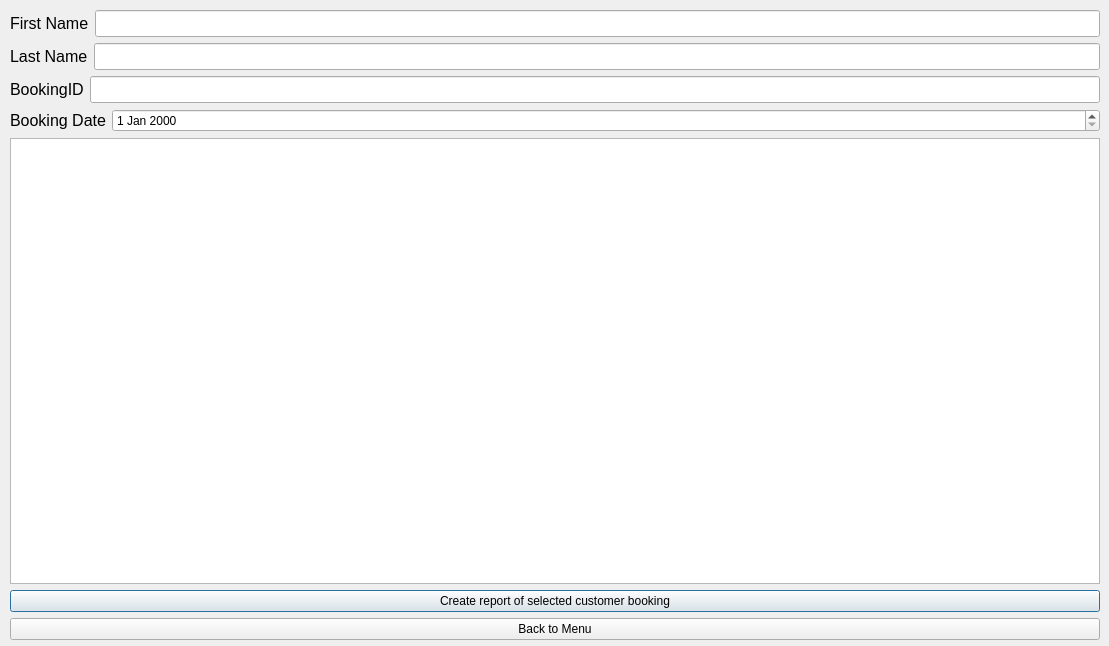
The window that ui_design_files/bookings.ui (Karelak/Ticket-Booking-System) describes before a commit, drawn with Qt 5.
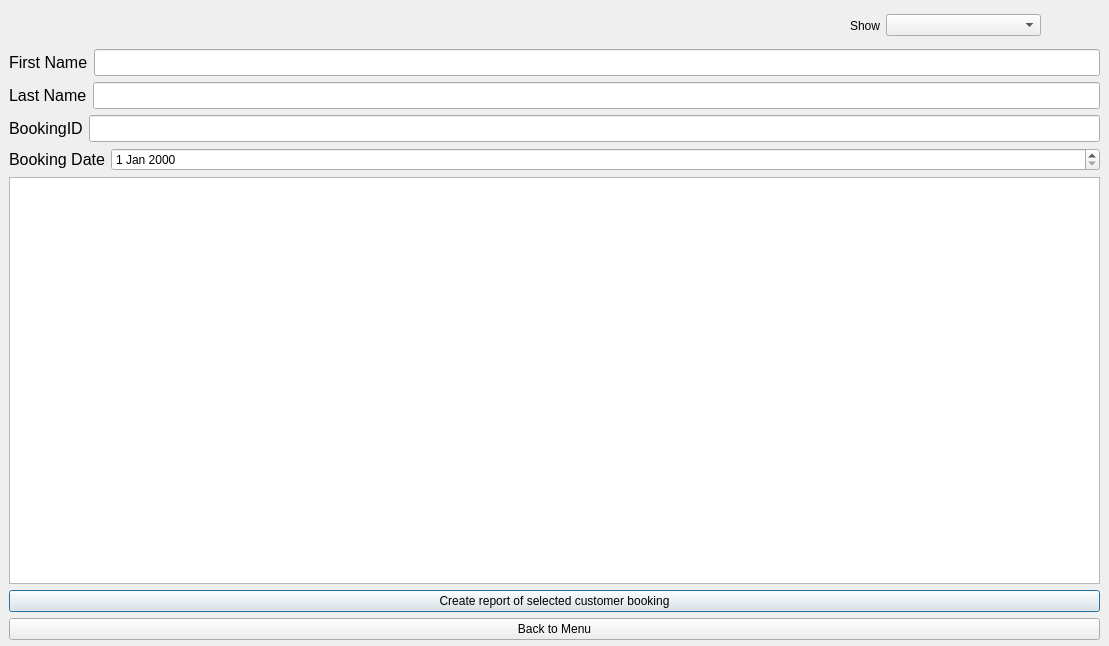
The same window after the commit.

Commit message: feat: update UI layout and add new components in bookings and seat manager screens

Diff of the .ui file:
```diff
--- a/ui_design_files/bookings.ui
+++ b/ui_design_files/bookings.ui
@@ -16,10 +16,10 @@
   <widget class="QWidget" name="layoutWidget">
    <property name="geometry">
     <rect>
-     <x>10</x>
-     <y>10</y>
-     <width>1090</width>
-     <height>630</height>
+     <x>9</x>
+     <y>49</y>
+     <width>1091</width>
+     <height>591</height>
     </rect>
    </property>
    <layout class="QVBoxLayout" name="verticalLayout_2">
@@ -192,6 +192,41 @@
     </item>
    </layout>
   </widget>
+  <widget class="QWidget" name="">
+   <property name="geometry">
+    <rect>
+     <x>850</x>
+     <y>10</y>
+     <width>191</width>
+     <height>31</height>
+    </rect>
+   </property>
+   <layout class="QHBoxLayout" name="horizontalLayout_4">
+    <item>
+     <widget class="QLabel" name="label_3">
+      <property name="sizePolicy">
+       <sizepolicy hsizetype="Minimum" vsizetype="Preferred">
+        <horstretch>0</horstretch>
+        <verstretch>0</verstretch>
+       </sizepolicy>
+      </property>
+      <property name="text">
+       <string>Show</string>
+      </property>
+     </widget>
+    </item>
+    <item>
+     <widget class="QComboBox" name="comboBox">
+      <property name="sizePolicy">
+       <sizepolicy hsizetype="Expanding" vsizetype="Fixed">
+        <horstretch>0</horstretch>
+        <verstretch>0</verstretch>
+       </sizepolicy>
+      </property>
+     </widget>
+    </item>
+   </layout>
+  </widget>
  </widget>
  <resources/>
  <connections/>
```
The commit also changes 6 other files.
